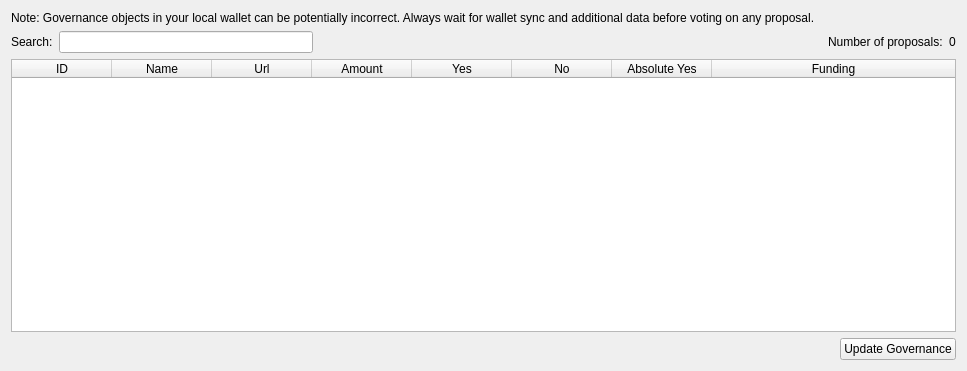
This is src/qt/forms/governancelist.ui in tvl83/MNPCoin-PolisCore as Qt 5 draws it before an edit. The edited form follows.
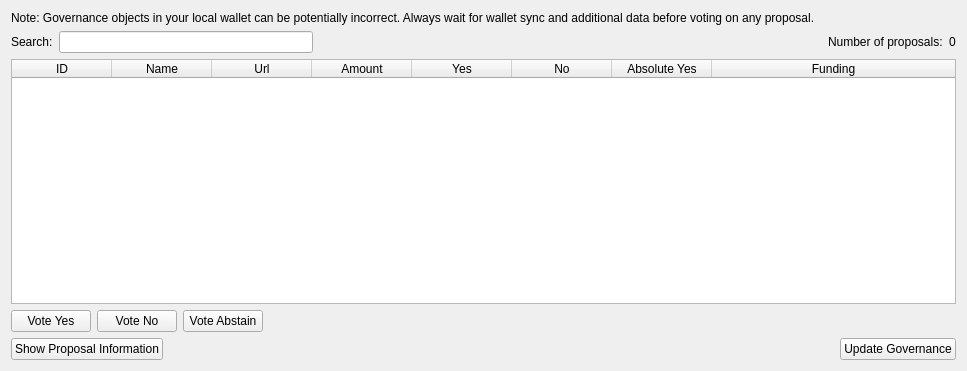
This is the edited form.

Commit message: Finish WIP - GovernanceList

```diff
--- a/src/qt/forms/governancelist.ui
+++ b/src/qt/forms/governancelist.ui
@@ -150,8 +150,53 @@
      </column>
     </widget>
    </item>
+   <item>
+    <layout class="QHBoxLayout" name="horizontalLayout">
+     <item>
+      <widget class="QPushButton" name="voteYesButton">
+       <property name="text">
+        <string>Vote Yes</string>
+       </property>
+      </widget>
+     </item>
+     <item>
+      <widget class="QPushButton" name="voteNoButton">
+       <property name="text">
+        <string>Vote No</string>
+       </property>
+      </widget>
+     </item>
+     <item>
+      <widget class="QPushButton" name="voteAbstainButton">
+       <property name="text">
+        <string>Vote Abstain</string>
+       </property>
+      </widget>
+     </item>
+     <item>
+      <spacer name="horizontalSpacer_4">
+       <property name="orientation">
+        <enum>Qt::Horizontal</enum>
+       </property>
+       <property name="sizeHint" stdset="0">
+        <size>
+         <width>40</width>
+         <height>20</height>
+        </size>
+       </property>
+      </spacer>
+     </item>
+    </layout>
+   </item>
    <item>
     <layout class="QHBoxLayout" name="horizontalLayout_2">
+     <item>
+      <widget class="QPushButton" name="GovernanceButton">
+       <property name="text">
+        <string>Show Proposal Information</string>
+       </property>
+      </widget>
+     </item>
      <item>
       <spacer name="horizontalSpacer_2">
        <property name="orientation">
```
The commit also changes 6 other files.
